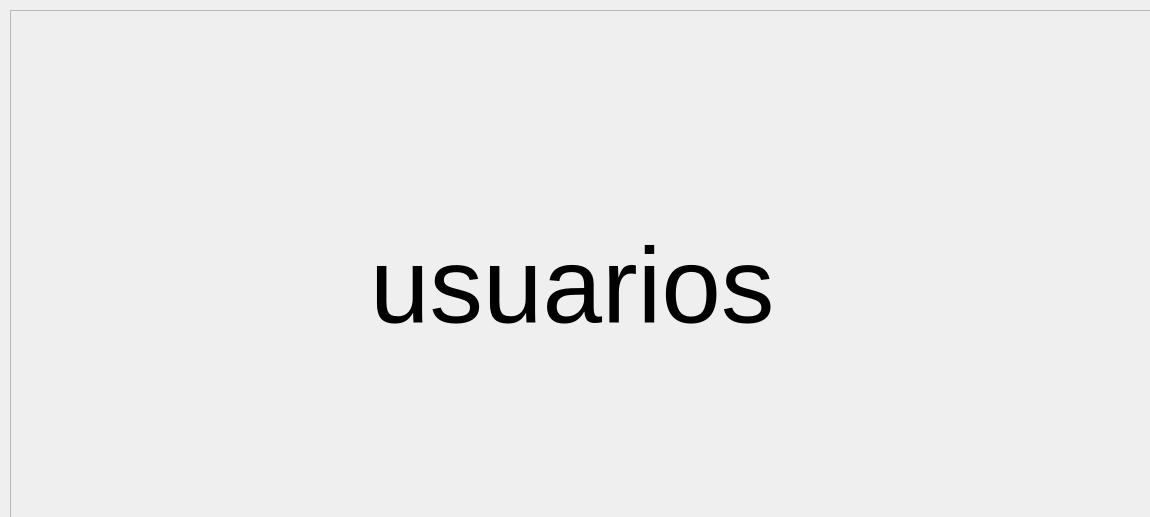
The window that DB/listaDeUsuarios.ui (juanMartinAlvarez/STP_DB) describes before a commit, drawn with Qt 5.
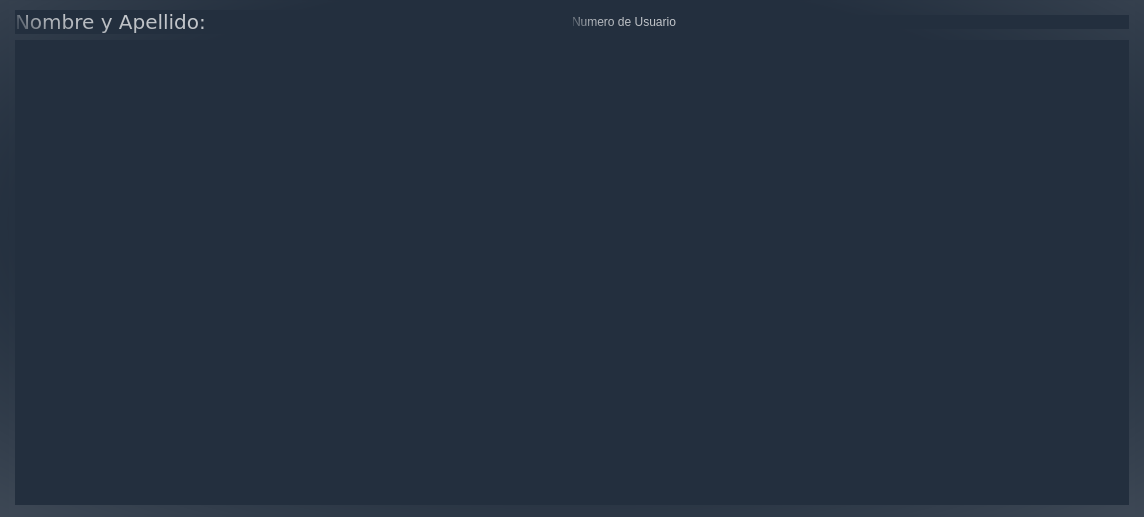
The same window after the commit.

Commit message: DB update  showing two qlists in listlistaDeUsusairos

The edit to the form file:
```diff
--- a/DB/listaDeUsuarios.ui
+++ b/DB/listaDeUsuarios.ui
@@ -6,53 +6,185 @@
    <rect>
     <x>0</x>
     <y>0</y>
-    <width>1150</width>
+    <width>1144</width>
     <height>517</height>
    </rect>
   </property>
   <property name="windowTitle">
    <string>Form</string>
   </property>
-  <widget class="QFrame" name="screen">
-   <property name="geometry">
-    <rect>
-     <x>10</x>
-     <y>10</y>
-     <width>1147</width>
-     <height>520</height>
-    </rect>
+  <property name="styleSheet">
+   <string notr="true">QWidget{
+	background-color:qradialgradient(spread:repeat, cx:0.510025, cy:0.517,radius:2.8, fx:0.49505, fy:0.415, stop:0.169154 rgba(35, 47, 62, 255),stop:1 rgba(255, 255, 255, 255));
+	border: 0;
+}
+
+QlistWidget{
+	background-color: #232F3E;
+	font: 15pt &quot;Verdana&quot;;
+	color: qconicalgradient(cx:0, cy:0, angle:31.5, stop:0.636816 rgba(35, 47, 62, 255), stop:1 rgba(255, 255, 255, 255));
+	border-radius: 30% 15%;
+	border-radius: 0%;	
+
+}</string>
+  </property>
+  <layout class="QVBoxLayout" name="verticalLayout">
+   <property name="spacing">
+    <number>0</number>
    </property>
-   <property name="sizePolicy">
-    <sizepolicy hsizetype="Expanding" vsizetype="Expanding">
-     <horstretch>0</horstretch>
-     <verstretch>0</verstretch>
-    </sizepolicy>
+   <property name="leftMargin">
+    <number>9</number>
    </property>
-   <property name="frameShape">
-    <enum>QFrame::StyledPanel</enum>
+   <property name="topMargin">
+    <number>1</number>
    </property>
-   <property name="frameShadow">
-    <enum>QFrame::Raised</enum>
+   <property name="rightMargin">
+    <number>9</number>
    </property>
-   <widget class="QLabel" name="label">
-    <property name="geometry">
-     <rect>
-      <x>360</x>
-      <y>200</y>
-      <width>501</width>
-      <height>151</height>
-     </rect>
-    </property>
-    <property name="font">
-     <font>
-      <pointsize>80</pointsize>
-     </font>
-    </property>
-    <property name="text">
-     <string>usuarios</string>
-    </property>
-   </widget>
-  </widget>
+   <property name="bottomMargin">
+    <number>3</number>
+   </property>
+   <item>
+    <widget class="QFrame" name="screen">
+     <property name="sizePolicy">
+      <sizepolicy hsizetype="Expanding" vsizetype="Expanding">
+       <horstretch>0</horstretch>
+       <verstretch>0</verstretch>
+      </sizepolicy>
+     </property>
+     <property name="font">
+      <font>
+       <family>Verdana</family>
+       <pointsize>15</pointsize>
+       <weight>75</weight>
+       <italic>false</italic>
+       <bold>true</bold>
+      </font>
+     </property>
+     <property name="styleSheet">
+      <string notr="true">QListWidget, QLabel{
+	background-color: #232F3E;
+	font: 15pt &quot;Verdana&quot;;
+	color: qconicalgradient(cx:0, cy:0, angle:31.5, stop:0.636816 rgba(35, 47, 62, 255), stop:1 rgba(255, 255, 255, 255));
+	border-radius: 30% 15%;
+	border-radius: 0%;
+}</string>
+     </property>
+     <property name="frameShape">
+      <enum>QFrame::StyledPanel</enum>
+     </property>
+     <property name="frameShadow">
+      <enum>QFrame::Raised</enum>
+     </property>
+     <layout class="QVBoxLayout" name="verticalLayout_2">
+      <property name="spacing">
+       <number>6</number>
+      </property>
+      <property name="leftMargin">
+       <number>6</number>
+      </property>
+      <property name="rightMargin">
+       <number>6</number>
+      </property>
+      <item>
+       <layout class="QHBoxLayout" name="headerLayout">
+        <property name="spacing">
+         <number>0</number>
+        </property>
+        <item>
+         <widget class="QLabel" name="nombre">
+          <property name="sizePolicy">
+           <sizepolicy hsizetype="Expanding" vsizetype="Fixed">
+            <horstretch>0</horstretch>
+            <verstretch>0</verstretch>
+           </sizepolicy>
+          </property>
+          <property name="minimumSize">
+           <size>
+            <width>0</width>
+            <height>0</height>
+           </size>
+          </property>
+          <property name="font">
+           <font>
+            <family>Verdana</family>
+            <pointsize>15</pointsize>
+            <weight>50</weight>
+            <italic>false</italic>
+            <bold>false</bold>
+            <kerning>true</kerning>
+           </font>
+          </property>
+          <property name="styleSheet">
+           <string notr="true">
+</string>
+          </property>
+          <property name="text">
+           <string>Nombre y Apellido:</string>
+          </property>
+          <property name="alignment">
+           <set>Qt::AlignLeading|Qt::AlignLeft|Qt::AlignVCenter</set>
+          </property>
+          <property name="wordWrap">
+           <bool>false</bool>
+          </property>
+          <property name="margin">
+           <number>15</number>
+          </property>
+         </widget>
+        </item>
+        <item>
+         <widget class="QLabel" name="dni">
+          <property name="sizePolicy">
+           <sizepolicy hsizetype="Expanding" vsizetype="Fixed">
+            <horstretch>0</horstretch>
+            <verstretch>0</verstretch>
+           </sizepolicy>
+          </property>
+          <property name="text">
+           <string>Numero de Usuario</string>
+          </property>
+         </widget>
+        </item>
+       </layout>
+      </item>
+      <item>
+       <layout class="QHBoxLayout" name="CamposLayout">
+        <property name="spacing">
+         <number>0</number>
+        </property>
+        <property name="topMargin">
+         <number>0</number>
+        </property>
+        <item>
+         <widget class="QListWidget" name="listaDeUsuarios">
+          <property name="sizePolicy">
+           <sizepolicy hsizetype="Expanding" vsizetype="Expanding">
+            <horstretch>0</horstretch>
+            <verstretch>0</verstretch>
+           </sizepolicy>
+          </property>
+          <property name="styleSheet">
+           <string notr="true"/>
+          </property>
+         </widget>
+        </item>
+        <item>
+         <widget class="QListWidget" name="listaDni">
+          <property name="sizePolicy">
+           <sizepolicy hsizetype="Expanding" vsizetype="Expanding">
+            <horstretch>0</horstretch>
+            <verstretch>0</verstretch>
+           </sizepolicy>
+          </property>
+         </widget>
+        </item>
+       </layout>
+      </item>
+     </layout>
+    </widget>
+   </item>
+  </layout>
  </widget>
  <resources/>
  <connections/>
```
Left out of the diff: 8 changed lines with no effect on the pictures. The commit also changes 12 other files.
